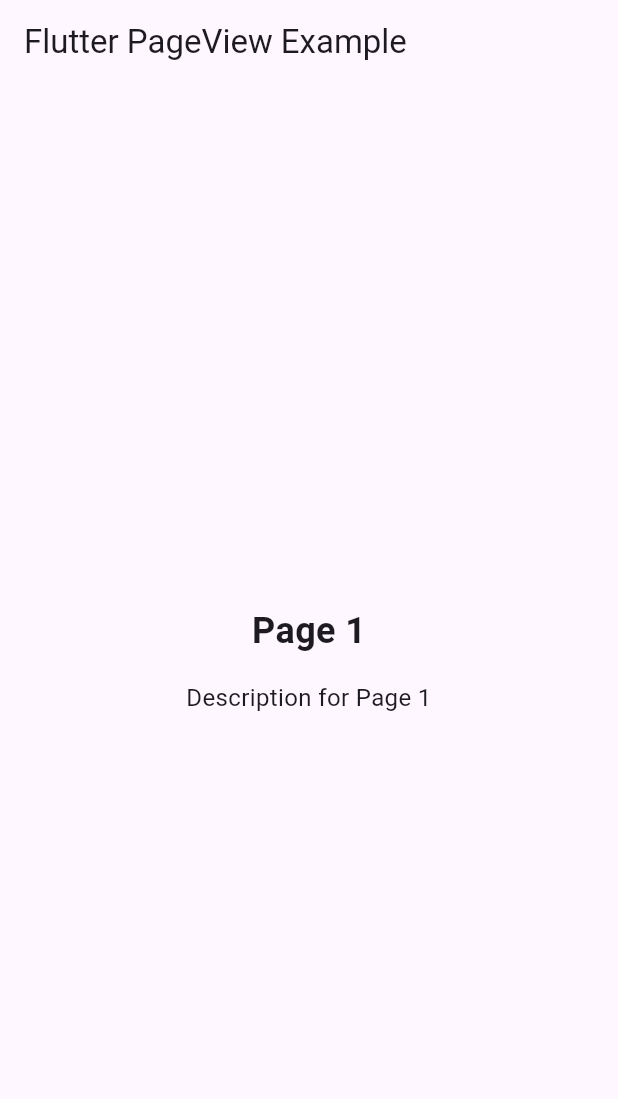
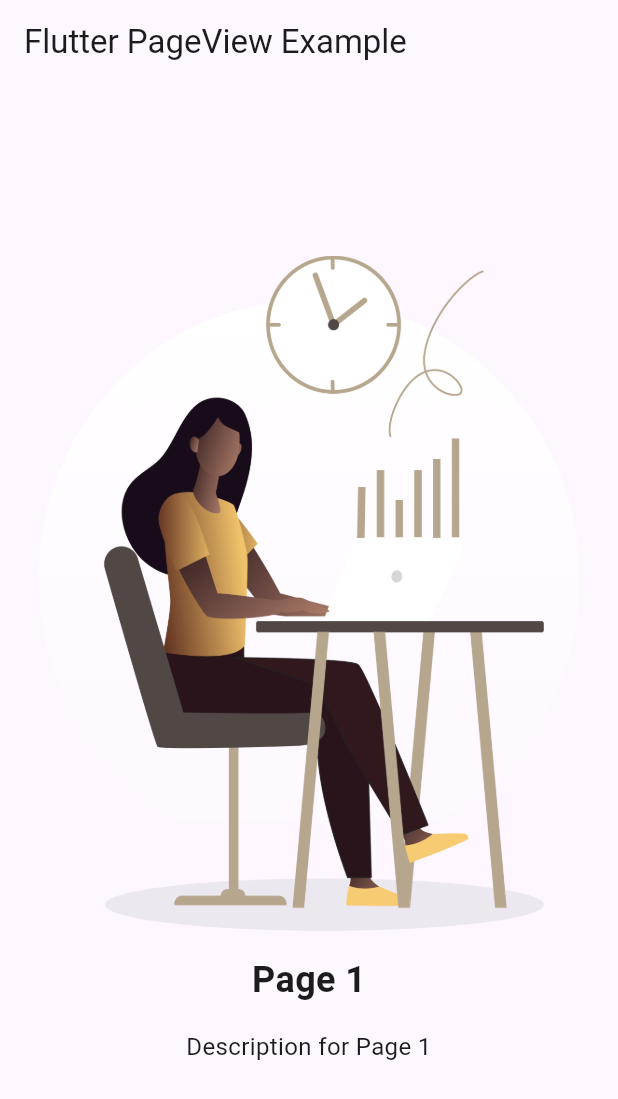
Before and after one commit to HachroufAbdenour/flutter_quotes, a Flutter app: the screen it shows after launch, on a phone screen of 412 x 824 dp. Shown: the top 1099 px of the screen. Run offline on Flutter 3.47's test engine with Material 3 defaults, Android fonts, the phone set to English and light mode, and no system bars; our stand-ins replace dio, flutter_svg, get, lottie.

Commit message:
after add onbording

```diff
--- a/lib/modules/onboarding/view.dart
+++ b/lib/modules/onboarding/view.dart
@@ -1,4 +1,5 @@
 import 'package:flutter/material.dart';
+import 'package:flutter_svg/flutter_svg.dart';
 
 class OnboardingScreen extends StatelessWidget {
   final List<PageInfo> pages = [
@@ -40,11 +41,16 @@ class OnboardingPage extends StatelessWidget {
   @override
   Widget build(BuildContext context) {
     return Container(
-      padding: EdgeInsets.all(16.0),
       child: Column(
         mainAxisAlignment: MainAxisAlignment.center,
         crossAxisAlignment: CrossAxisAlignment.center,
         children: [
+          Image.asset(
+            pageInfo.imagePath,
+            width: 400, // Adjust width as needed
+            height: 450, // Adjust height as needed
+          ),
+          SizedBox(height: 16.0),
           Text(
             pageInfo.title,
             style: TextStyle(
--- a/pubspec.yaml
+++ b/pubspec.yaml
@@ -33,6 +33,7 @@ dependencies:
   get: ^4.6.6
   dio: ^4.0.0
   lottie: ^1.0.1
+  flutter_svg: ^0.22.0
 
   # The following adds the Cupertino Icons font to your application.
   # Use with the CupertinoIcons class for iOS style icons.
```
Also changed, not shown: pubspec.lock.
